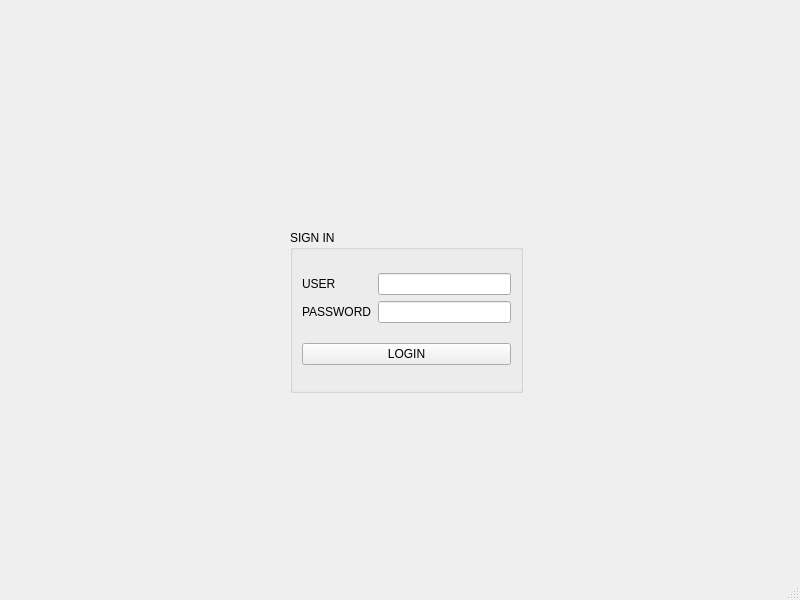
Qt form mainwindow.ui (MariaIstrate06/TopMusic) before a commit.
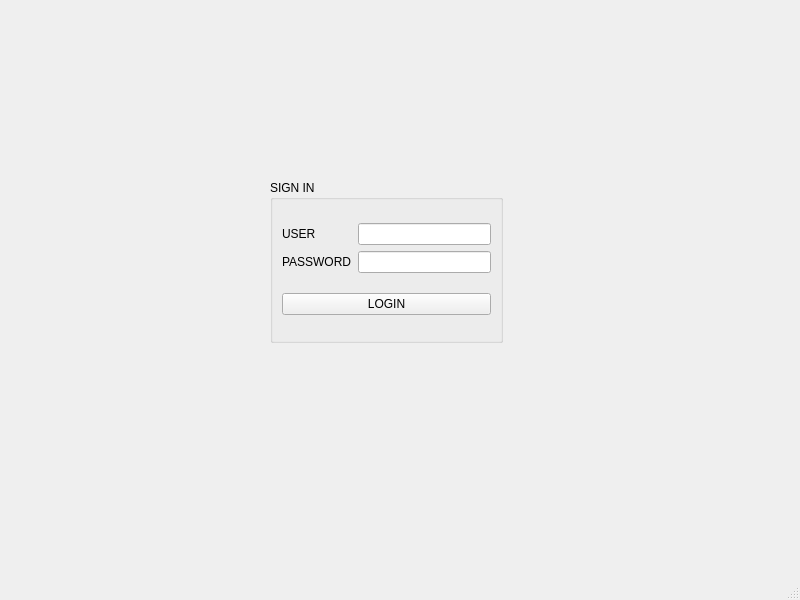
The same form after that commit.

The edit to the form file:
```diff
--- a/mainwindow.ui
+++ b/mainwindow.ui
@@ -17,8 +17,8 @@
    <widget class="QGroupBox" name="loginGroup">
     <property name="geometry">
      <rect>
-      <x>290</x>
-      <y>230</y>
+      <x>270</x>
+      <y>180</y>
       <width>233</width>
       <height>163</height>
      </rect>
```
